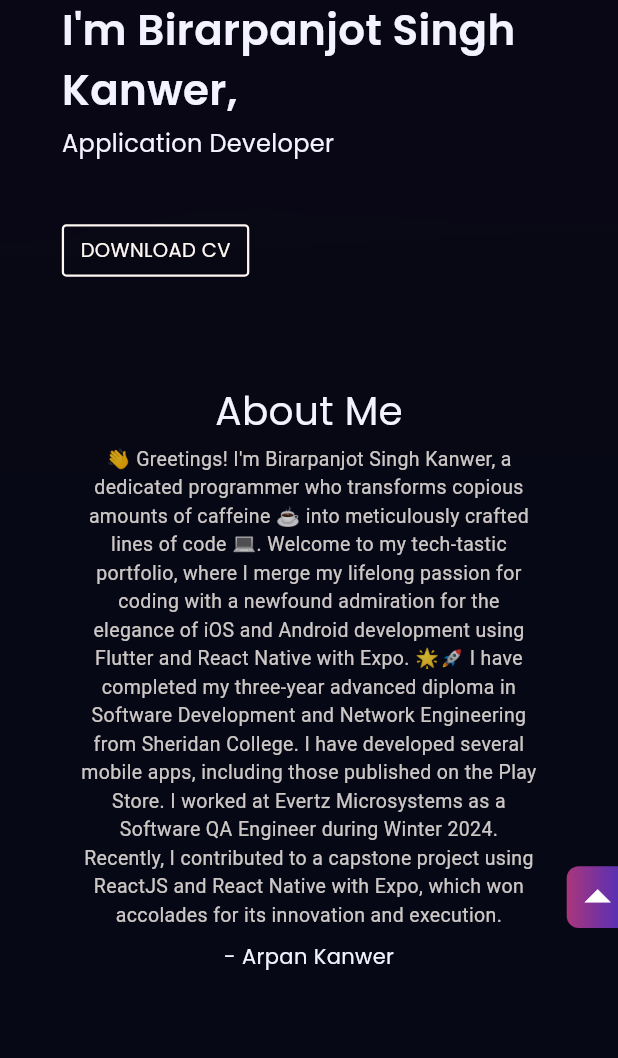
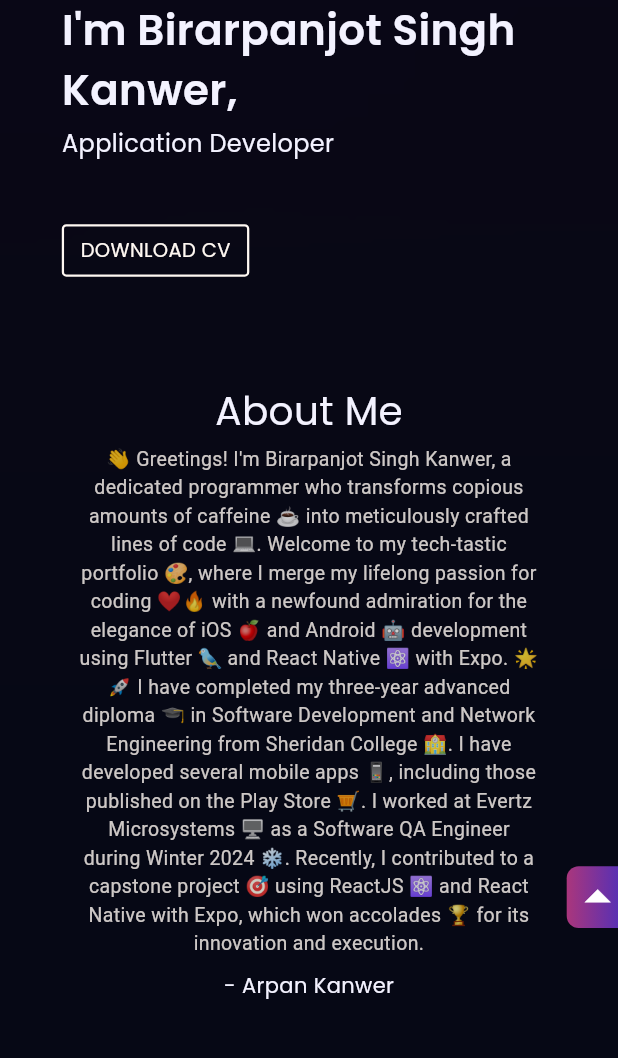
Before and after one commit to arpankanwer/portfolio, a Flutter app: the first screen one second after launch, on a phone screen of 412 x 824 dp, the part 158-1216 px from its top. Run offline on Flutter 3.47's test engine with Material 3 defaults, Android fonts, the phone set to English and light mode, and no system bars; drawn by our look-alikes of animated_text_kit, scrollable_positioned_list; our stand-ins replace bloc, carousel_slider, connectivity_plus, flutter_bloc, flutter_svg, google_fonts and 1 more.

Commit message:
Changed about me details and added some emojis as they are supported with new version

```diff
--- a/lib/changes/strings.dart
+++ b/lib/changes/strings.dart
@@ -25,4 +25,4 @@ const String aboutMeHeadline =
     'I\'m Arpan Kanwer, a Mobile App developer, Web developer, and UI designer.';
 
 const String aboutMeDetail =
-    "👋 Greetings! I'm Birarpanjot Singh Kanwer, a dedicated programmer who transforms copious amounts of caffeine ☕ into meticulously crafted lines of code 💻. Welcome to my tech-tastic portfolio, where I merge my lifelong passion for coding with a newfound admiration for the elegance of iOS and Android development using Flutter and React Native with Expo. 🌟🚀 I have completed my three-year advanced diploma in Software Development and Network Engineering from Sheridan College. I have developed several mobile apps, including those published on the Play Store. I worked at Evertz Microsystems as a Software QA Engineer during Winter 2024. Recently, I contributed to a capstone project using ReactJS and React Native with Expo, which won accolades for its innovation and execution.";
+    "👋 Greetings! I'm Birarpanjot Singh Kanwer, a dedicated programmer who transforms copious amounts of caffeine ☕ into meticulously crafted lines of code 💻. Welcome to my tech-tastic portfolio 🎨, where I merge my lifelong passion for coding ❤️‍🔥 with a newfound admiration for the elegance of iOS 🍎 and Android 🤖 development using Flutter 🐦 and React Native ⚛️ with Expo. 🌟🚀 I have completed my three-year advanced diploma 🎓 in Software Development and Network Engineering from Sheridan College 🏫. I have developed several mobile apps 📱, including those published on the Play Store 🛒. I worked at Evertz Microsystems 🖥️ as a Software QA Engineer during Winter 2024 ❄️. Recently, I contributed to a capstone project 🎯 using ReactJS ⚛️ and React Native with Expo, which won accolades 🏆 for its innovation and execution.";
```
